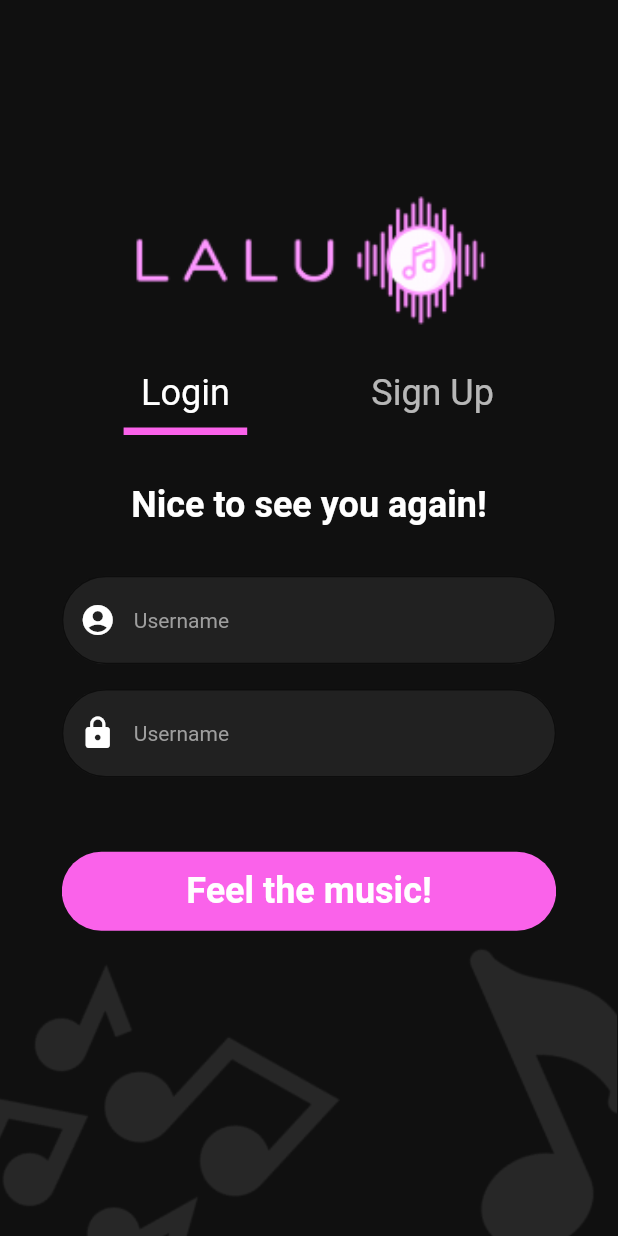
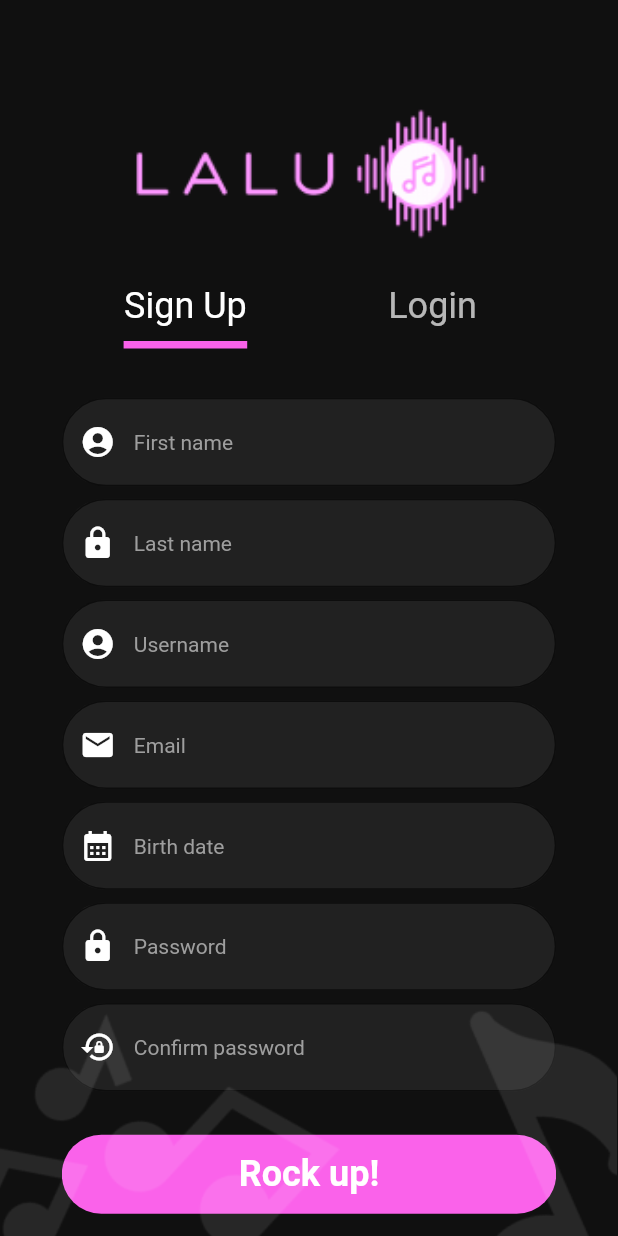
Before and after one commit to mbolanoss/lalu_ma, a Flutter app: the screen it shows after launch, on a phone screen of 412 x 824 dp. Run offline on Flutter 3.47's test engine with Material 2 defaults, Android fonts, the phone set to English and light mode, and no system bars; our stand-ins replace google_fonts.

Commit message:
Finished login and register UI
Logic implementation is pending

```diff
--- a/lalu/lib/view/login_register_view/login_form.dart
+++ b/lalu/lib/view/login_register_view/login_form.dart
@@ -1,5 +1,6 @@
 import 'package:flutter/material.dart';
 import 'package:lalu/resources/colors.dart';
+import 'package:lalu/view/shared_widgets/login_register_form_field.dart';
 
 class LoginForm extends StatelessWidget {
   const LoginForm({
@@ -12,6 +13,8 @@ class LoginForm extends StatelessWidget {
 
     return Form(
       child: Column(
+        mainAxisAlignment: MainAxisAlignment.spaceEvenly,
+        mainAxisSize: MainAxisSize.max,
         children: [
           //Username
           Container(
@@ -19,7 +22,8 @@ class LoginForm extends StatelessWidget {
               top: screenSize.height * 0.02,
               bottom: screenSize.height * 0.01,
             ),
-            child: LoginFormField(
+            child: const LoginRegisterFormField(
+              iconData: Icons.account_circle_rounded,
               hintText: 'Username',
               isPassword: false,
             ),
@@ -31,7 +35,8 @@ class LoginForm extends StatelessWidget {
               top: screenSize.height * 0.01,
               bottom: screenSize.height * 0.02,
             ),
-            child: const LoginFormField(
+            child: const LoginRegisterFormField(
+              iconData: Icons.lock,
               hintText: 'Password',
               isPassword: true,
             ),
@@ -64,47 +69,3 @@ class LoginForm extends StatelessWidget {
     );
   }
 }
-
-class LoginFormField extends StatelessWidget {
-  final String hintText;
-  final String? Function(String?)? validator;
-  final bool isPassword;
-
-  const LoginFormField({
-    Key? key,
-    required this.hintText,
-    this.validator,
-    required this.isPassword,
-  }) : super(key: key);
-
-  @override
-  Widget build(BuildContext context) {
-    return TextFormField(
-      validator: validator,
-      obscureText: isPassword,
-      enableSuggestions: !isPassword,
-      autocorrect: !isPassword,
-      cursorColor: lightPink,
-      decoration: InputDecoration(
-        hintText: 'Username',
-        hintStyle: Theme.of(context)
-            .textTheme
-            .bodyMedium!
-            .copyWith(color: Colors.grey),
-        border: OutlineInputBorder(
-          borderRadius: BorderRadius.circular(50),
-        ),
-        prefixIcon: Icon(
-          isPassword ? Icons.lock : Icons.account_circle,
-          color: Colors.white,
-        ),
-        focusedBorder: OutlineInputBorder(
-          borderRadius: BorderRadius.circular(50),
-          borderSide: const BorderSide(color: lightPink, width: 2),
-        ),
-        filled: true,
-        fillColor: Colors.grey[900],
-      ),
-    );
-  }
-}
--- a/lalu/lib/view/login_register_view/login_register_screen.dart
+++ b/lalu/lib/view/login_register_view/login_register_screen.dart
@@ -19,7 +19,7 @@ class LoginRegisterScreen extends StatelessWidget {
             //Main content
             Container(
               margin: EdgeInsets.symmetric(
-                vertical: screenSize.height * 0.15,
+                vertical: screenSize.height * 0.08,
                 horizontal: screenSize.width * 0.1,
               ),
               child: Column(
@@ -40,7 +40,7 @@ class LoginRegisterScreen extends StatelessWidget {
 
             //Background imgs
             Positioned(
-              top: screenSize.height * 0.72,
+              top: screenSize.height * 0.77,
               left: screenSize.width * 0.55,
               child: const Image(
                 image: AssetImage('assets/images/music_note.png'),
@@ -48,7 +48,7 @@ class LoginRegisterScreen extends StatelessWidget {
               ),
             ),
             Positioned(
-              top: screenSize.height * 0.75,
+              top: screenSize.height * 0.79,
               right: screenSize.width * 0.45,
               child: const Image(
                 image: AssetImage('assets/images/music_notes.png'),
--- a/lalu/lib/view/login_register_view/login_register_tabs.dart
+++ b/lalu/lib/view/login_register_view/login_register_tabs.dart
@@ -37,8 +37,8 @@ class _LoginRegisterTabsState extends State<LoginRegisterTabs>
         //Tabs
         TabBar(
           tabs: const [
+            Tab(text: 'Sign Up'),
             Tab(text: 'Login'),
-            Tab(text: 'Sign Up'),
           ],
           indicatorColor: lightPink,
           indicatorWeight: 5,
@@ -54,17 +54,17 @@ class _LoginRegisterTabsState extends State<LoginRegisterTabs>
         //Tabs content
         SizedBox(
           width: double.infinity,
-          height: screenSize.height * 0.5,
+          height: screenSize.height * 0.7,
           child: TabBarView(
             controller: tabController,
             children: [
               Container(
                 margin: EdgeInsets.only(top: screenSize.height * 0.02),
-                child: LoginTabView(),
+                child: const RegisterTabView(),
               ),
               Container(
                 margin: EdgeInsets.only(top: screenSize.height * 0.02),
-                child: RegisterTabView(),
+                child: const LoginTabView(),
               ),
             ],
           ),
--- a/lalu/lib/view/login_register_view/login_tabview.dart
+++ b/lalu/lib/view/login_register_view/login_tabview.dart
@@ -1,5 +1,4 @@
 import 'package:flutter/material.dart';
-import 'package:lalu/resources/colors.dart';
 
 import 'login_form.dart';
 
--- /dev/null
+++ b/lalu/lib/view/login_register_view/register_form.dart
@@ -0,0 +1,134 @@
+import 'package:flutter/material.dart';
+import 'package:lalu/resources/colors.dart';
+import 'package:lalu/view/shared_widgets/login_register_form_field.dart';
+
+class RegisterForm extends StatelessWidget {
+  const RegisterForm({
+    Key? key,
+  }) : super(key: key);
+
+  @override
+  Widget build(BuildContext context) {
+    final screenSize = MediaQuery.of(context).size;
+
+    return Form(
+      child: Column(
+        children: [
+          //First name
+          Container(
+            margin: EdgeInsets.only(
+              top: screenSize.height * 0.02,
+              bottom: screenSize.height * 0.005,
+            ),
+            child: const LoginRegisterFormField(
+              iconData: Icons.account_circle_rounded,
+              hintText: 'First name',
+              isPassword: false,
+            ),
+          ),
+
+          //Last name
+          Container(
+            margin: EdgeInsets.only(
+              top: screenSize.height * 0.005,
+              bottom: screenSize.height * 0.005,
+            ),
+            child: const LoginRegisterFormField(
+              iconData: Icons.lock,
+              hintText: 'Last name',
+              isPassword: false,
+            ),
+          ),
+
+          //Username
+          Container(
+            margin: EdgeInsets.only(
+              top: screenSize.height * 0.005,
+              bottom: screenSize.height * 0.005,
+            ),
+            child: const LoginRegisterFormField(
+              iconData: Icons.account_circle_rounded,
+              hintText: 'Username',
+              isPassword: false,
+            ),
+          ),
+
+          //Email
+          Container(
+            margin: EdgeInsets.only(
+              top: screenSize.height * 0.005,
+              bottom: screenSize.height * 0.005,
+            ),
+            child: const LoginRegisterFormField(
+              iconData: Icons.email,
+              hintText: 'Email',
+              isPassword: false,
+            ),
+          ),
+
+          //Birth date
+          Container(
+            margin: EdgeInsets.only(
+              top: screenSize.height * 0.005,
+              bottom: screenSize.height * 0.005,
+            ),
+            child: const LoginRegisterFormField(
+              iconData: Icons.calendar_month,
+              hintText: 'Birth date',
+              isPassword: false,
+            ),
+          ),
+
+          //Password
+          Container(
+            margin: EdgeInsets.only(
+              top: screenSize.height * 0.005,
+              bottom: screenSize.height * 0.005,
+            ),
+            child: const LoginRegisterFormField(
+              iconData: Icons.lock,
+              hintText: 'Password',
+              isPassword: true,
+            ),
+          ),
+
+          //Confirm password
+          Container(
+            margin: EdgeInsets.only(
+              top: screenSize.height * 0.005,
+              bottom: screenSize.height * 0.005,
+            ),
+            child: const LoginRegisterFormField(
+              iconData: Icons.lock_reset,
+              hintText: 'Confirm password',
+              isPassword: true,
+            ),
+          ),
+
+          //Register button
+          Container(
+            margin: EdgeInsets.only(top: screenSize.height * 0.03),
+            width: double.infinity,
+            child: ElevatedButton(
+              style: ElevatedButton.styleFrom(
+                elevation: 0,
+                primary: lightPink,
+                shape: const StadiumBorder(),
+                padding:
+                    EdgeInsets.symmetric(vertical: screenSize.height * 0.015),
+              ),
+              child: Text(
+                'Rock up!',
+                style: Theme.of(context).textTheme.bodyMedium!.copyWith(
+                      fontSize: 24,
+                      fontWeight: FontWeight.bold,
+                    ),
+              ),
+              onPressed: () {},
+            ),
+          ),
+        ],
+      ),
+    );
+  }
+}
--- a/lalu/lib/view/login_register_view/register_tabview.dart
+++ b/lalu/lib/view/login_register_view/register_tabview.dart
@@ -1,10 +1,12 @@
 import 'package:flutter/material.dart';
+
+import 'register_form.dart';
 
 class RegisterTabView extends StatelessWidget {
   const RegisterTabView({Key? key}) : super(key: key);
 
   @override
   Widget build(BuildContext context) {
-    return Text("Sign up tab");
+    return const RegisterForm();
   }
 }
--- /dev/null
+++ b/lalu/lib/view/shared_widgets/login_register_form_field.dart
@@ -0,0 +1,52 @@
+import 'package:flutter/material.dart';
+import 'package:lalu/resources/colors.dart';
+
+class LoginRegisterFormField extends StatelessWidget {
+  final String hintText;
+  final String? Function(String?)? validator;
+  final void Function(String?)? onChanged;
+  final bool isPassword;
+  final IconData iconData;
+
+  const LoginRegisterFormField({
+    Key? key,
+    required this.hintText,
+    this.validator,
+    required this.isPassword,
+    required this.iconData,
+    this.onChanged,
+  }) : super(key: key);
+
+  @override
+  Widget build(BuildContext context) {
+    return TextFormField(
+      keyboardType: TextInputType.datetime,
+      validator: validator,
+      obscureText: isPassword,
+      enableSuggestions: !isPassword,
+      autocorrect: !isPassword,
+      cursorColor: lightPink,
+      decoration: InputDecoration(
+        hintText: hintText,
+        hintStyle: Theme.of(context)
+            .textTheme
+            .bodyMedium!
+            .copyWith(color: Colors.grey),
+        border: OutlineInputBorder(
+          borderRadius: BorderRadius.circular(50),
+        ),
+        prefixIcon: Icon(
+          iconData,
+          color: Colors.white,
+        ),
+        focusedBorder: OutlineInputBorder(
+          borderRadius: BorderRadius.circular(50),
+          borderSide: const BorderSide(color: lightPink, width: 2),
+        ),
+        filled: true,
+        fillColor: Colors.grey[900],
+      ),
+      onChanged: onChanged,
+    );
+  }
+}
--- /dev/null
+++ b/lalu/lib/view_model/login_register_vm.dart
@@ -0,0 +1,3 @@
+import 'package:flutter/cupertino.dart';
+
+class LoginRegisterVM extends ChangeNotifier {}
```
